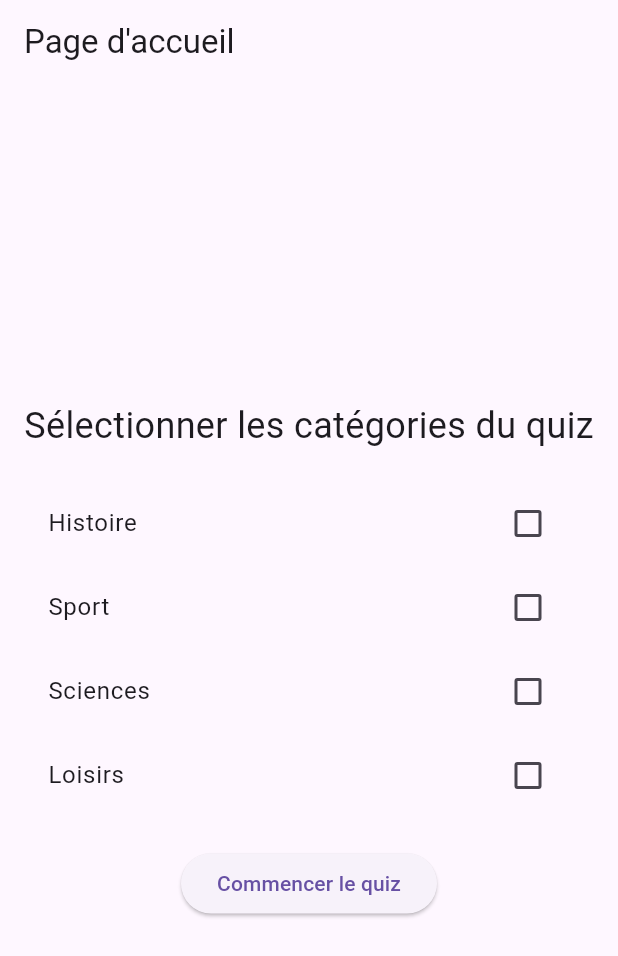
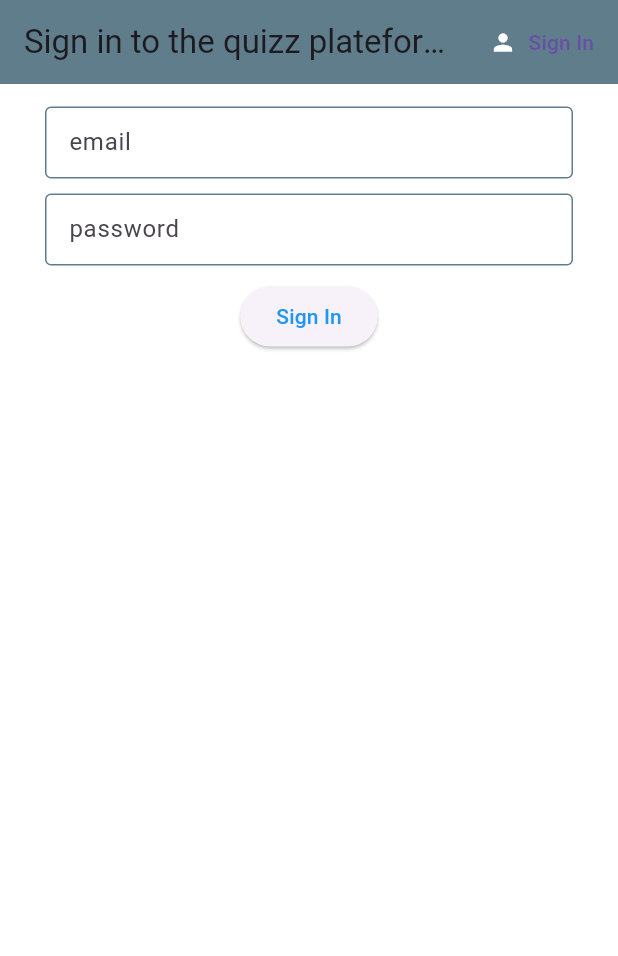
Before and after one commit to Paul-skgr/questionnaire_it363, a Flutter app: the screen it shows after launch, on a phone screen of 412 x 824 dp. Shown: the top 956 px of the screen. Run offline on Flutter 3.47's test engine with Material 3 defaults, Android fonts, the phone set to English and light mode, and no system bars; our stand-ins replace firebase_auth, firebase_core, flutter_spinkit; accounts and stored records are empty; statements that could not run were skipped.

Commit message:
register + sign in qui marchent. Pas encore connecté au quizz

```diff
--- /dev/null
+++ b/questionnaire_app/lib/common/constants.dart
@@ -0,0 +1,19 @@
+import 'package:flutter/material.dart';
+
+const textInputDecoration = InputDecoration(
+  fillColor: Colors.white,
+  filled: true,
+  contentPadding: EdgeInsets.all(12.0),
+  errorBorder: OutlineInputBorder(
+    borderSide: BorderSide(color:Colors.red, width:1.0),
+  ),
+  focusedErrorBorder: OutlineInputBorder(
+    borderSide: BorderSide(color:Colors.red, width:1.0),
+  ),
+  enabledBorder: OutlineInputBorder(
+    borderSide: BorderSide(color:Colors.blueGrey, width:1.0),
+  ),
+  focusedBorder: OutlineInputBorder(
+    borderSide: BorderSide(color:Colors.blue, width:1.0),
+  ),
+);
--- a/questionnaire_app/lib/main.dart
+++ b/questionnaire_app/lib/main.dart
@@ -1,105 +1,29 @@
 import 'package:flutter/material.dart';
-import 'quiz_page.dart'; // Import de la page Quiz
-
-void main() {
+import 'package:provider/provider.dart';
+import 'package:firebase_core/firebase_core.dart';
+import 'package:questionnaire_app/services/authentication.dart';
+import 'package:questionnaire_app/models/user.dart';
+import 'package:questionnaire_app/screens/splashscreen_wrapper.dart';
+import 'package:questionnaire_app/firebase_options.dart';
+void main() async {
+  WidgetsFlutterBinding.ensureInitialized();
+  await Firebase.initializeApp(
+    options: DefaultFirebaseOptions.currentPlatform,
+  );
   runApp(MyApp());
 }
 
-MaterialColor whiteMaterialColor = const MaterialColor(
-  0xFFFFFFFF,
-  <int, Color>{
-    50: const Color(0xFFFFFFFF), // Teinte très claire
-    100: const Color(0xFFFFFFFF), // Teinte claire
-    200: const Color(0xFFFFFFFF), // Teinte moyenne claire
-    300: const Color(0xFFFFFFFF), // Teinte moyenne
-    400: const Color(0xFFFFFFFF), // Teinte plus foncée
-    500: const Color(0xFFFFFFFF), // Couleur de base (blanc)
-    600: const Color(0xFFFFFFFF), // Teinte plus foncée
-    700: const Color(0xFFFFFFFF), // Teinte encore plus foncée
-    800: const Color(0xFFFFFFFF), // Teinte encore plus foncée
-    900: const Color(0xFFFFFFFF), // Teinte la plus foncée
-  },
-);
-
 class MyApp extends StatelessWidget {
-  const MyApp({super.key});
-
   @override
   Widget build(BuildContext context) {
-    return MaterialApp(
-      title: 'Quiz App',
-      theme: ThemeData(
-        primarySwatch: whiteMaterialColor,
-      ),
-      home: HomePage(),
-    );
-  }
-}
-
-class HomePage extends StatefulWidget {
-  const HomePage({super.key});
-
-  @override
-  _HomePageState createState() => _HomePageState();
-}
-
-class _HomePageState extends State<HomePage> {
-  Map<String, bool> categories = {
-    'Histoire': false,
-    'Sport': false,
-    'Sciences': false,
-    'Loisirs': false,
-  };
-
-  void _startQuiz() {
-    List<String> selectedCategories = categories.entries
-        .where((entry) => entry.value)
-        .map((entry) => entry.key)
-        .toList();
-
-    Navigator.push(
-      context,
-      MaterialPageRoute(
-        builder: (context) => QuizPage(selectedCategories: selectedCategories),
-      ),
-    );
-  }
-
-  @override
-  Widget build(BuildContext context) {
-    return Scaffold(
-      appBar: AppBar(
-        title: const Text('Page d\'accueil'),
-      ),
-      body: Padding(
-        padding: const EdgeInsets.all(16.0),
-        child: Column(
-          mainAxisAlignment: MainAxisAlignment.center,
-          children: [
-            const Text(
-              'Sélectionner les catégories du quiz',
-              style: TextStyle(fontSize: 24),
-            ),
-            const SizedBox(height: 20),
-            Column(
-              children: categories.keys.map((category) {
-                return CheckboxListTile(
-                  title: Text(category),
-                  value: categories[category],
-                  onChanged: (bool? value) {
-                    setState(() {
-                      categories[category] = value!;
-                    });
-                  },
-                );
-              }).toList(),
-            ),
-            const SizedBox(height: 20),
-            ElevatedButton(
-              onPressed: _startQuiz,
-              child: const Text('Commencer le quiz'),
-            ),
-          ],
+    return StreamProvider<AppUser?>.value(
+      value: AuthenticationService().user,
+      initialData: null,
+      catchError: (_, __) => null,
+      child: MaterialApp(
+        home: SplashScreenWrapper(),
+        theme: ThemeData(
+          primarySwatch: Colors.blue,
         ),
       ),
     );
--- /dev/null
+++ b/questionnaire_app/lib/models/user.dart
@@ -0,0 +1,4 @@
+class AppUser {
+  final String? uid;
+  AppUser({this.uid});
+}
--- /dev/null
+++ b/questionnaire_app/lib/screens/authenticate/authenticate_screen.dart
@@ -0,0 +1,138 @@
+import 'package:flutter/material.dart';
+import 'package:questionnaire_app/common/constants.dart';
+import 'package:questionnaire_app/common/loading.dart';
+import 'package:questionnaire_app/services/authentication.dart';
+
+void main() => runApp(MyApp());
+
+class MyApp extends StatelessWidget {
+  @override
+  Widget build(BuildContext context) {
+    return MaterialApp(
+      home: AuthenticateScreen(),
+      theme: ThemeData(
+        primarySwatch: Colors.blue,
+      ),
+    );
+  }
+}
+
+class AuthenticateScreen extends StatefulWidget {
+  @override
+  _AuthenticateScreenState createState() => _AuthenticateScreenState();
+}
+
+class _AuthenticateScreenState extends State<AuthenticateScreen> {
+  final AuthenticationService _auth = AuthenticationService();
+  final _formKey = GlobalKey<FormState>();
+  String error = '';
+  bool loading = false;
+
+  final emailController = TextEditingController();
+  final passwordController = TextEditingController();
+  bool showSignIn = true;
+
+  @override
+  void dispose() {
+    emailController.dispose();
+    passwordController.dispose();
+    super.dispose();
+  }
+
+  void toggleView() {
+    setState(() {
+      _formKey.currentState?.reset();
+      error = '';
+      emailController.text = '';
+      passwordController.text = '';
+      showSignIn = !showSignIn;
+    });
+  }
+
+  @override
+  Widget build(BuildContext context) {
+    return loading
+        ? Loading()
+        : Scaffold(
+            backgroundColor: Colors.white,
+            appBar: AppBar(
+              backgroundColor: Colors.blueGrey,
+              elevation: 0.0,
+              title: Text(showSignIn
+                  ? 'Sign in to the quizz plateform'
+                  : 'Register to quizz plateform'),
+              actions: <Widget>[
+                TextButton.icon(
+                  icon: Icon(
+                    Icons.person,
+                    color: Colors.white,
+                  ),
+                  label: Text(showSignIn ? 'Sign In' : "Register"),
+                  onPressed: () => toggleView(),
+                ),
+              ],
+            ),
+            body: Container(
+              padding: EdgeInsets.symmetric(vertical: 15.0, horizontal: 30.0),
+              child: Form(
+                key: _formKey,
+                child: Column(
+                  children: [
+                    TextFormField(
+                      controller: emailController,
+                      decoration: textInputDecoration.copyWith(hintText: 'email'),
+                      validator: (value) {
+                        if (value == null || value.isEmpty) {
+                          return "Enter an email";
+                        }
+                        return null;
+                      },
+                    ),
+                    const SizedBox(height: 10.0),
+                    TextFormField(
+                      controller: passwordController,
+                      decoration: textInputDecoration.copyWith(hintText: 'password'),
+                      obscureText: true,
+                      validator: (value) {
+                        if (value == null || value.length < 4) {
+                          return "Enter a password with at least 4 characters";
+                        }
+                        return null;
+                      },
+                    ),
+                    const SizedBox(height: 10.0),
+                    ElevatedButton(
+                      child: Text(
+                        showSignIn ? "Sign In" : "Register",
+                        style: TextStyle(color: Colors.blue),
+                      ),
+                      onPressed: () async {
+                        if (_formKey.currentState?.validate() ?? false) {
+                          setState(() => loading = true);
+                          var password = passwordController.text;
+                          var email = emailController.text;
+
+                          dynamic result = showSignIn
+                          ? await _auth.signInWithEmailAndPassword(email, password)
+                          : await _auth.registerWithEmailAndPassword(email, password);
+                          if (result == null) {
+                            setState(() {
+                              loading = false;
+                              error = 'Please supply a valid email';
+                            });
+                          }
+                        }
+                      },
+                    ),
+                    const SizedBox(height: 10.0),
+                    Text(
+                      error,
+                      style: TextStyle(color: Colors.red, fontSize: 15.0),
+                    ),
+                  ],
+                ),
+              ),
+            ),
+          );
+  }
+}
--- /dev/null
+++ b/questionnaire_app/lib/screens/splashscreen_wrapper.dart
@@ -0,0 +1,17 @@
+import 'package:flutter/material.dart';
+import 'package:provider/provider.dart';
+import 'package:questionnaire_app/screens/authenticate/authenticate_screen.dart';
+import 'package:questionnaire_app/screens/home/home_screen.dart';
+import 'package:questionnaire_app/models/user.dart';
+
+class SplashScreenWrapper extends StatelessWidget {
+  @override
+  Widget build(BuildContext context) {
+    final user = Provider.of<AppUser?>(context);
+    if (user == null) {
+      return AuthenticateScreen();
+    } else {
+      return HomeScreen();
+    }
+  }
+}
--- /dev/null
+++ b/questionnaire_app/lib/services/authentication.dart
@@ -0,0 +1,44 @@
+import 'package:firebase_auth/firebase_auth.dart';
+import 'package:questionnaire_app/models/user.dart';
+
+class AuthenticationService{
+  final FirebaseAuth _auth = FirebaseAuth.instance;
+  AppUser? _userFromFirebaseUser(User? user) {
+    return user != null ? AppUser(uid: user.uid) : null;
+  }
+  Stream<AppUser?> get user {
+    return _auth.authStateChanges().map(_userFromFirebaseUser);
+  }
+  Future signInWithEmailAndPassword(String email, String password) async {
+    try{
+      UserCredential result = await _auth.signInWithEmailAndPassword(
+        email: email, password: password);
+      User? user = result.user;
+      return _userFromFirebaseUser(user);
+    } catch(exception){
+      print(exception.toString());
+      return null;
+    }
+  }
+  Future registerWithEmailAndPassword(String email, String password) async {
+    try{
+      UserCredential result = await _auth.createUserWithEmailAndPassword(
+        email: email, password: password);
+      User? user = result.user;
+
+      // TODO store new user in firestrore
+      return _userFromFirebaseUser(user);
+    } catch(exception){
+      print(exception.toString());
+      return null;
+    }
+  }
+  Future signOut() async {
+    try{
+      return await _auth.signOut();
+    } catch(exception){
+      print(exception.toString());
+      return null;
+    }
+  }
+}
```
Also changed, not shown: questionnaire_app/lib/common/loading.dart (added, +17 -0 lines), questionnaire_app/lib/screens/home/home_screen.dart (added, +8 -0 lines), questionnaire_app/pubspec.yaml (+7 -2 lines), questionnaire_app/firebase.json (added), questionnaire_app/images/firebase.png (added), questionnaire_app/lib/firebase_options.dart (added), questionnaire_app/pubspec.lock, 8 other files.
